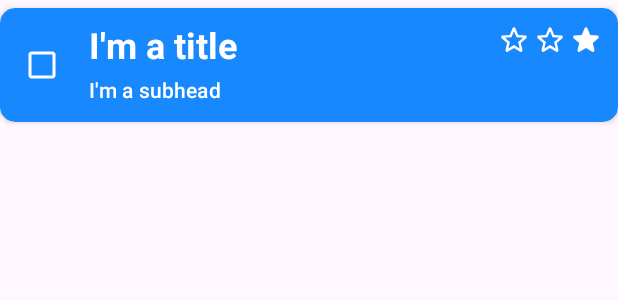
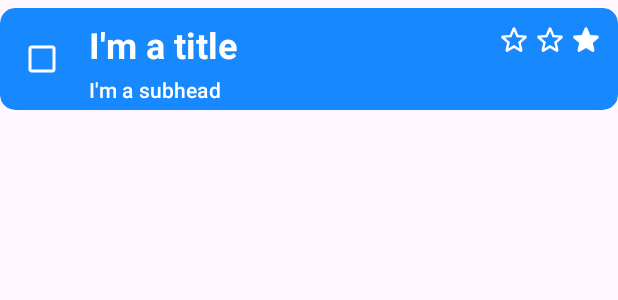
Before and after one commit to artS3rg/PlanIt, an Android app: the layout task_card.xml on its own in the app's theme, with its tools: preview values and no code run, on a phone screen of 412 x 824 dp. Shown: the top 300 px of the screen. Run offline under Robolectric (Android 15) with nearby library versions, the phone set to English and light mode, and no system bars.

Commit message:
release 1.0

```diff
--- a/app/src/main/res/layout/task_card.xml
+++ b/app/src/main/res/layout/task_card.xml
@@ -2,7 +2,7 @@
 <androidx.cardview.widget.CardView xmlns:android="http://schemas.android.com/apk/res/android"
     xmlns:app="http://schemas.android.com/apk/res-auto"
     android:layout_width="match_parent"
-    android:layout_height="76dp"
+    android:layout_height="wrap_content"
     app:layout_constraintEnd_toEndOf="parent"
     app:layout_constraintStart_toStartOf="parent"
     app:layout_constraintTop_toTopOf="parent"
```
